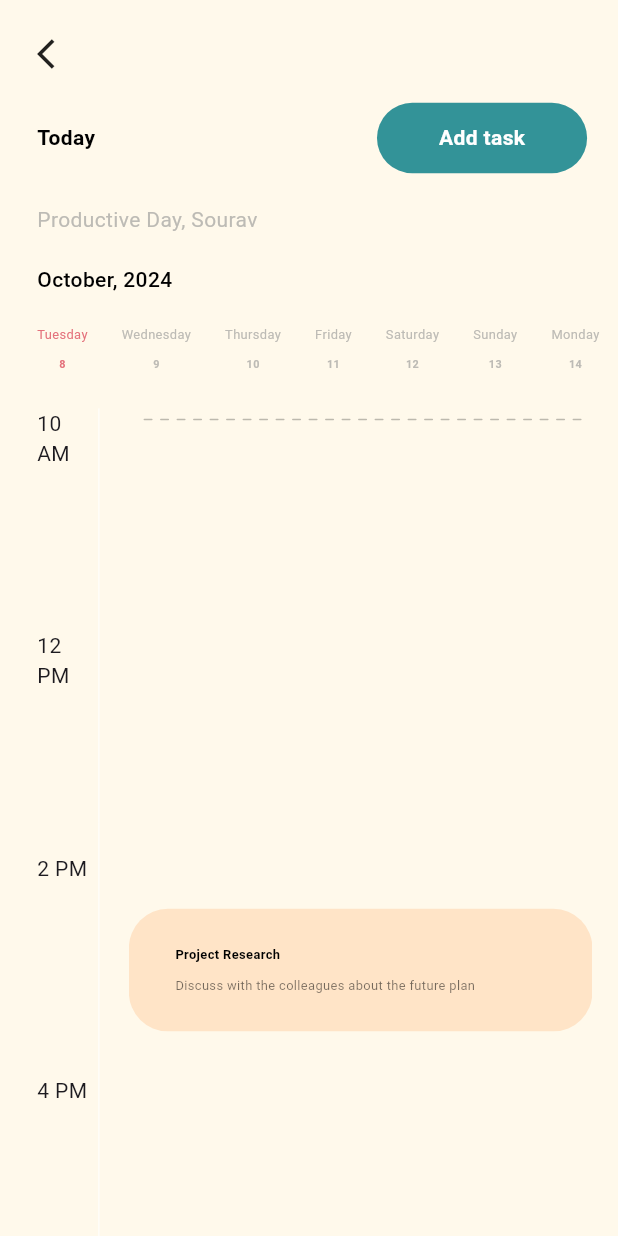
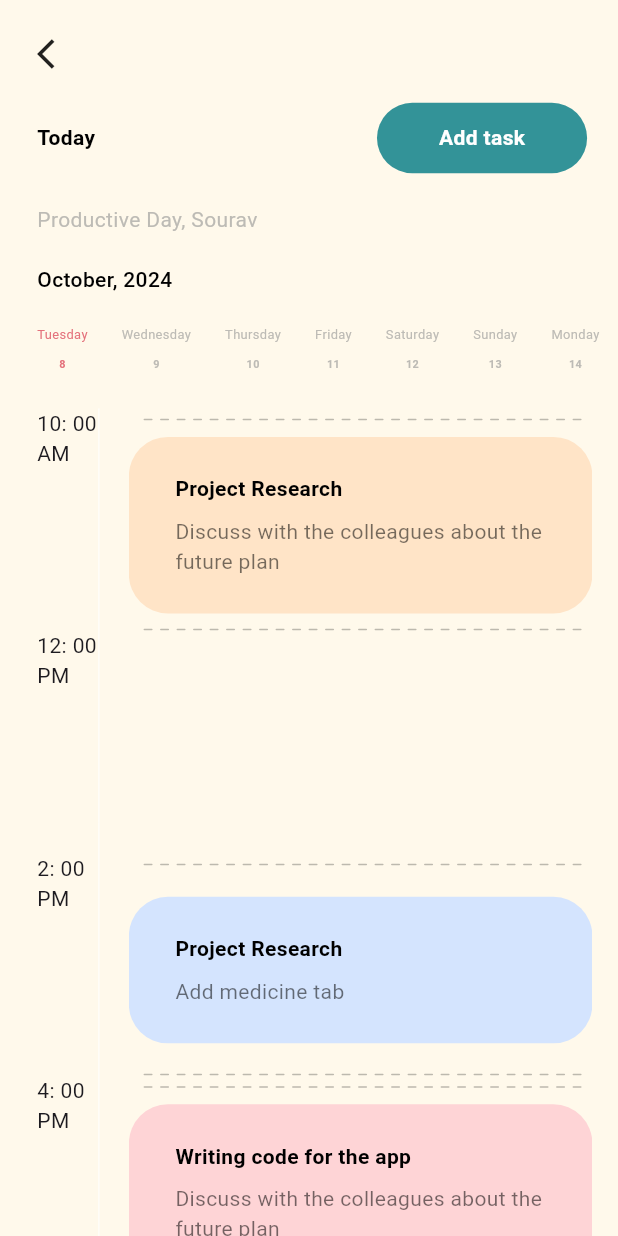
Before and after one commit to abdulawalarif/task_management_app, a Flutter app: the screen it shows after launch, after a tap on the "calendar today" icon, on a phone screen of 412 x 824 dp. Run offline on Flutter 3.47's test engine with Material 3 defaults, Android fonts, the phone set to English and light mode, and no system bars; our stand-ins replace gap, percent_indicator, sizer; missing offline and left inert: day_night_time_picker, flutter_rounded_date_picker.

Commit message:
fized todays tasks and fonts

```diff
--- a/lib/ui/screens/create_new_task.dart
+++ b/lib/ui/screens/create_new_task.dart
@@ -1,6 +1,7 @@
 import 'package:flutter/material.dart';
 import 'package:gap/gap.dart';
 import 'package:task_management_app/ui/constants/app_constants.dart';
+import 'package:task_management_app/ui/constants/routes/routes_name.dart';
 import 'package:task_management_app/ui/widgets/icon_with_background_color.dart';
 import 'package:sizer/sizer.dart';
 import 'package:flutter_rounded_date_picker/flutter_rounded_date_picker.dart';
@@ -346,7 +347,11 @@ class _CreateNewTaskState extends State<CreateNewTask> {
                         ],
                       ),
                       Gap(7.5.h),
-                      Container(
+                      InkWell(
+                        onTap: (){
+                          Navigator.of(context).pushReplacementNamed(RoutesName.homeScreen);
+                        },
+                        child: Container(
                           padding: EdgeInsets.symmetric(horizontal: 3.w,vertical: 2.h),
 
                           decoration: BoxDecoration(
@@ -360,6 +365,7 @@ class _CreateNewTaskState extends State<CreateNewTask> {
                                     fontWeight: FontWeight.bold,
                                     fontSize: 17.sp),
                               )),
+                        ),
                       )
                     ],
                   ),
--- a/lib/ui/screens/home_screen.dart
+++ b/lib/ui/screens/home_screen.dart
@@ -48,7 +48,7 @@ class _HomeScreenState extends State<HomeScreen> {
                           GestureDetector(
                             onTap: () {
                               _scaffoldKey.currentState?.openDrawer();
-                            },
+                             },
                             child: Padding(
                               padding: EdgeInsets.symmetric(
                                   vertical: 3.h, horizontal: 5.w),
--- a/lib/ui/screens/todays_task_screen.dart
+++ b/lib/ui/screens/todays_task_screen.dart
@@ -5,7 +5,6 @@ import 'package:task_management_app/ui/constants/app_constants.dart';
 import 'package:task_management_app/ui/constants/routes/routes_name.dart';
 import 'package:task_management_app/ui/widgets/apps_title_bold_text.dart';
 import 'package:task_management_app/ui/widgets/todays_task_custom_package.dart';
-import 'package:task_management_app/ui/widgets/todays_tasks_title_description_color.dart';
 import 'package:sizer/sizer.dart';
 
 class TodaysTaskScreen extends StatefulWidget {
@@ -47,7 +46,7 @@ class _TodaysTaskScreenState extends State<TodaysTaskScreen> {
                   ],
                 ),
                 Gap(2.5.h),
-                Text(
+                const  Text(
                   "Productive Day, Sourav",
                   style: TextStyle(
                     color: AppConstants.appTaskScreensDateColor,
@@ -56,7 +55,7 @@ class _TodaysTaskScreenState extends State<TodaysTaskScreen> {
                 Gap(2.5.h),
                 Text(
                   "${DateFormat.MMMM().format(now)}, ${now.year}",
-                  style: TextStyle(
+                  style: const TextStyle(
                       color: Colors.black, fontWeight: FontWeight.w500),
                 ),
                 Gap(2.5.h),
@@ -65,9 +64,8 @@ class _TodaysTaskScreenState extends State<TodaysTaskScreen> {
                   child: Row(
                     mainAxisAlignment: MainAxisAlignment.spaceBetween,
                     children: [
-                      /// TODO bringing raltime date and time here
-                      daysOfWeek(
-                          nameOfDay: "${DateFormat.EEEE().format(now)}",
+                       daysOfWeek(
+                          nameOfDay: DateFormat.EEEE().format(now),
                           dateOfTheDay: "${now.day}",
                           isToday: true),
                       daysOfWeek(
--- a/lib/ui/widgets/active_projects_completion_percent_with_title_and_time.dart
+++ b/lib/ui/widgets/active_projects_completion_percent_with_title_and_time.dart
@@ -8,19 +8,18 @@ class ActiveProjectsCompletionPercentWithTitleAndTime extends StatelessWidget {
   final Color backgroundColor;
   final String titleOfProject;
   final String timeContinueOfProject;
-  const ActiveProjectsCompletionPercentWithTitleAndTime({super.key,
+  const ActiveProjectsCompletionPercentWithTitleAndTime({
+    super.key,
     required this.percentOFWorkCompleted,
     required this.backgroundColor,
     required this.titleOfProject,
     required this.timeContinueOfProject,
-
   });
-
-
 
   @override
   Widget build(BuildContext context) {
-  double  percentNumberInCircularView  = percentOFWorkCompleted / 100.0; // Convert to a decimal
+    double percentNumberInCircularView =
+        percentOFWorkCompleted / 100.0; // Convert to a decimal
 
     return Container(
       height: 27.h,
@@ -38,28 +37,37 @@ class ActiveProjectsCompletionPercentWithTitleAndTime extends StatelessWidget {
             backgroundColor: Colors.white10,
             percent: percentNumberInCircularView,
             center: Center(
-              child: Text("$percentOFWorkCompleted%", style: TextStyle(
-                color: Colors.white,
-                fontWeight: FontWeight.bold,
-                  fontSize: 14.sp
-              ),),
+              child: Text(
+                "$percentOFWorkCompleted%",
+                style: const TextStyle(
+                  color: Colors.white,
+                  fontWeight: FontWeight.bold,
+                ),
+              ),
             ),
-
           ),
           Gap(2.5.h),
-
           Column(
             mainAxisAlignment: MainAxisAlignment.center,
             crossAxisAlignment: CrossAxisAlignment.center,
             children: [
-              Text(titleOfProject,
-            textAlign: TextAlign.center, // Center the text horizontally
-            maxLines: 2, // Set the maximum number of lines as needed
-            overflow: TextOverflow.ellipsis,
+              Text(
+                titleOfProject,
+                textAlign: TextAlign.center, // Center the text horizontally
+                maxLines: 2, // Set the maximum number of lines as needed
+                overflow: TextOverflow.ellipsis,
 
-              style: TextStyle(color: Colors.white, fontSize: 14.sp, fontWeight: FontWeight.bold, ),),
+                style: const TextStyle(
+                  color: Colors.white,
+                  fontWeight: FontWeight.bold,
+                ),
+              ),
               Gap(.5.h),
-              Text("$timeContinueOfProject hours progress", style: TextStyle(color: Colors.white54),)],
+              Text(
+                "$timeContinueOfProject hours progress",
+                style: const TextStyle(color: Colors.white54),
+              )
+            ],
           )
         ],
       ),
--- a/lib/ui/widgets/todays_task_custom_package.dart
+++ b/lib/ui/widgets/todays_task_custom_package.dart
@@ -12,16 +12,22 @@ class TodaysTaskCustomPackage extends StatelessWidget {
 
   @override
   Widget build(BuildContext context) {
-   // DateTime now = DateTime.now();
+    // DateTime now = DateTime.now();
     final startDate = DateTime.now();
     final endDate = startDate.add(const Duration(hours: 24));
 
     return DynamicTimeline(
       firstDateTime: startDate,
       lastDateTime: endDate,
-      labelBuilder: LabelBuilder(builder: (DateTime dateTime, ) {
-        return Text('${DateFormat('h a').format(dateTime)}');
-      }, intervalExtend: 2),
+      labelBuilder: LabelBuilder(
+        builder: (
+          DateTime dateTime,
+        ) {
+          return SizedBox(
+              width: 40.w, child: Text(DateFormat('h: 00 a').format(dateTime)));
+        },
+        intervalExtend: 2,
+      ),
       intervalDuration: const Duration(hours: 1),
       maxCrossAxisIndicatorExtent: 10.w,
       maxCrossAxisItemExtent: 75.w,
@@ -35,7 +41,7 @@ class TodaysTaskCustomPackage extends StatelessWidget {
       items: [
         TimelineItem(
           startDateTime: startDate,
-          endDateTime: startDate.add(const Duration(hours: 10)),
+          endDateTime: startDate.add(const Duration(hours: 2)),
           child: const TodaysTasksTitleDescriptionAndColor(
             titleOfProject: "Project Research",
             descriptionsOfTheProject:
@@ -43,25 +49,25 @@ class TodaysTaskCustomPackage extends StatelessWidget {
             backgroundColor: Color(0xffFFE4C7),
           ),
         ),
-        // TimelineItem(
-        //   startDateTime: startDate.add(const Duration(hours: 4)),
-        //   endDateTime: startDate.add(const Duration(hours: 6)),
-        //   child: const TodaysTasksTitleDescriptionAndColor(
-        //     titleOfProject: "Project Research",
-        //     descriptionsOfTheProject: "Add medicine tab",
-        //     backgroundColor: Color(0xffD4E4FE),
-        //   ),
-        // ),
-        // TimelineItem(
-        //   startDateTime: startDate.add(const Duration(hours: 6)),
-        //   endDateTime: startDate.add(const Duration(hours: 8)),
-        //   child: const TodaysTasksTitleDescriptionAndColor(
-        //     titleOfProject: "Project Research",
-        //     descriptionsOfTheProject:
-        //         "Discuss with the colleagues about the future plan",
-        //     backgroundColor: Color(0xffFED4D6),
-        //   ),
-        //  ),
+        TimelineItem(
+          startDateTime: startDate.add(const Duration(hours: 4)),
+          endDateTime: startDate.add(const Duration(hours: 6)),
+          child: const TodaysTasksTitleDescriptionAndColor(
+            titleOfProject: "Project Research",
+            descriptionsOfTheProject: "Add medicine tab",
+            backgroundColor: Color(0xffD4E4FE),
+          ),
+        ),
+        TimelineItem(
+          startDateTime: startDate.add(const Duration(hours: 6)),
+          endDateTime: startDate.add(const Duration(hours: 8)),
+          child: const TodaysTasksTitleDescriptionAndColor(
+            titleOfProject: "Writing code for the app",
+            descriptionsOfTheProject:
+                "Discuss with the colleagues about the future plan",
+            backgroundColor: Color(0xffFED4D6),
+          ),
+        ),
       ],
     );
   }
--- a/lib/ui/widgets/todays_tasks_title_description_color.dart
+++ b/lib/ui/widgets/todays_tasks_title_description_color.dart
@@ -44,9 +44,9 @@ class TodaysTasksTitleDescriptionAndColor extends StatelessWidget {
                     titleOfProject,
                     maxLines: 2, // Set the maximum number of lines as needed
                     overflow: TextOverflow.ellipsis,
-                    style: TextStyle(
+                    style:const TextStyle(
                       color: Colors.black,
-                      fontSize: 12.sp,
+
                       fontWeight: FontWeight.bold,
                     ),
                   ),
@@ -56,9 +56,9 @@ class TodaysTasksTitleDescriptionAndColor extends StatelessWidget {
                   width: 60.w,
                   child: Text(
                     descriptionsOfTheProject,
-                    style: TextStyle(
+                    style: const TextStyle(
                         color: Colors.black54,
-                        fontSize: 12.sp,
+
                         fontWeight: FontWeight.w400),
                   ),
                 ),
```
Lines whose indentation alone changed are shown as unchanged.
